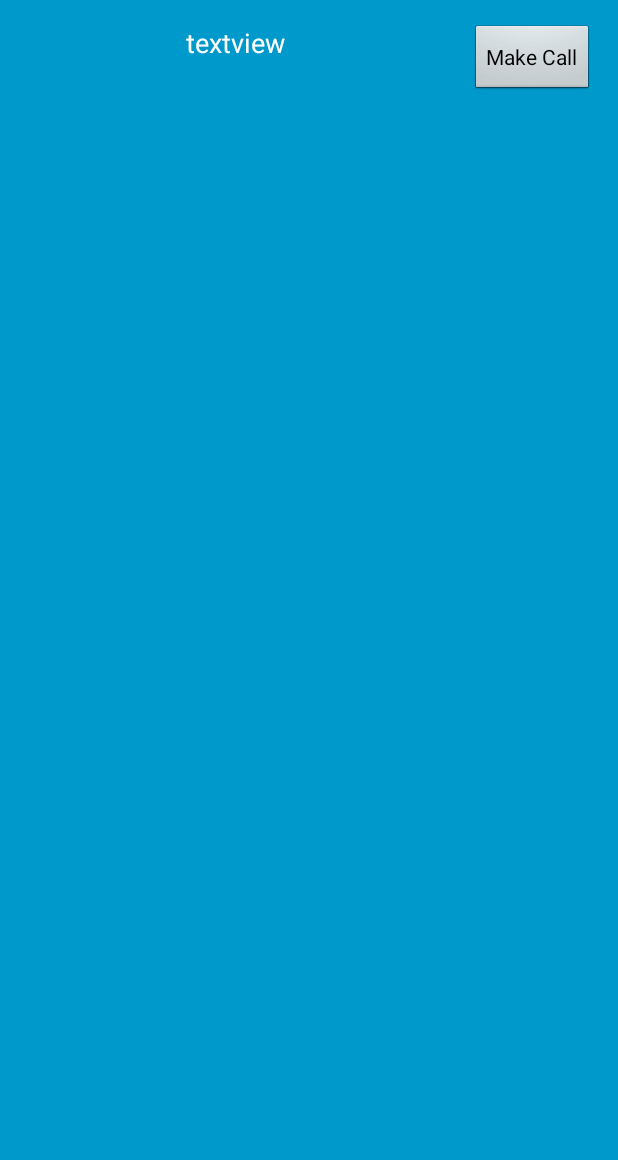
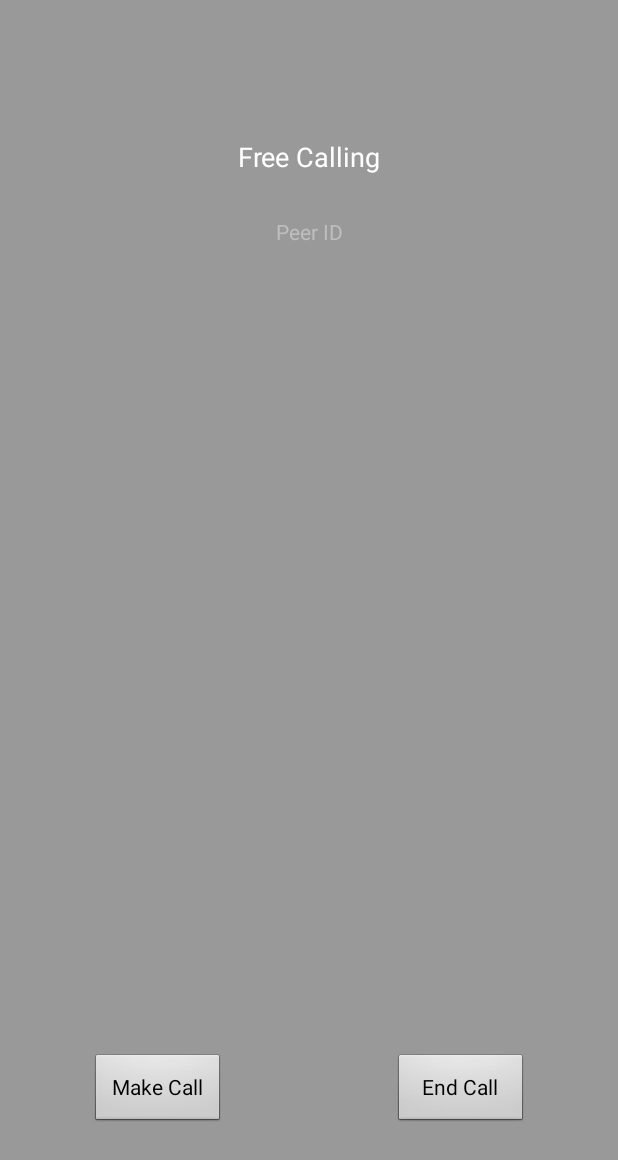
Before and after one commit to longdratech/callAppAndroid, an Android app: the screen it shows after launch (MainActivity), after a tap on "Make Call", on a phone screen of 412 x 824 dp. Shown: the top 1160 px of the screen. Run offline under Robolectric (Android 15) with nearby library versions, the phone set to English and light mode, and no system bars; libraries missing offline, so code that uses them is left out: io.skyway; 12 statements that could not run were skipped.

Commit message:
android 7 ok

```diff
--- a/app/build.gradle
+++ b/app/build.gradle
@@ -5,7 +5,7 @@ android {
     buildToolsVersion "28.0.3"
     defaultConfig {
         applicationId "com.ntt.ecl.webrtc.sample_p2p_call"
-        minSdkVersion 21
+        minSdkVersion 23
         targetSdkVersion 30
         versionCode 1
         versionName "1.0"
--- a/app/src/main/java/com/ntt/ecl/webrtc/sample_p2p_call/CallInterface.java
+++ /dev/null
@@ -1,6 +0,0 @@
-package com.ntt.ecl.webrtc.sample_p2p_call;
-
-public interface CallInterface {
-    void showPeerIDs();
-    void onPeerSelected(String peerId);
-}
--- a/app/src/main/java/com/ntt/ecl/webrtc/sample_p2p_call/Constants.java
+++ b/app/src/main/java/com/ntt/ecl/webrtc/sample_p2p_call/Constants.java
@@ -3,5 +3,4 @@ package com.ntt.ecl.webrtc.sample_p2p_call;
 public class Constants {
     public static final String API_KEY = "ee0baddb-d625-40c3-8623-922676baca85";
     public static final String DOMAIN = "localhost";
-    public static int ACTION_MANAGE_OVERLAY_PERMISSION_REQUEST_CODE = 5469;
 }
--- a/app/src/main/java/com/ntt/ecl/webrtc/sample_p2p_call/MainActivity.java
+++ b/app/src/main/java/com/ntt/ecl/webrtc/sample_p2p_call/MainActivity.java
@@ -102,8 +102,8 @@ public class MainActivity extends Activity {
 
             // Show my ID
             _strOwnId = (String) object;
-            TextView tvOwnId = findViewById(R.id.tvOwnId);
-            tvOwnId.setText(_strOwnId);
+            TextView txtPeerId = findViewById(R.id.txtPeerId);
+            txtPeerId.setText(_strOwnId);
 
             // Request permissions
             if (ContextCompat.checkSelfPermission(activity,
@@ -153,35 +153,19 @@ public class MainActivity extends Activity {
         // Set GUI event listeners
         //
 
-        Button btnAction = findViewById(R.id.btnAction);
-        btnAction.setEnabled(true);
-        btnAction.setOnClickListener(v -> {
-            v.setEnabled(false);
+        Button btnCall = findViewById(R.id.btnCall);
+        Button btnEnd = findViewById(R.id.btnEnd);
+        btnEnd.setOnClickListener(v -> {
+            // Hang up a call
+            _mediaConnection.close(true);
+            _signalingChannel.close(true);
+            _callState = CallState.TERMINATED;
+        });
 
+        btnCall.setOnClickListener(v -> {
             if (CallState.TERMINATED == _callState) {
-
-                // Select remote peer & make a call
                 showPeerIDs();
-            } else if (CallState.CALLING == _callState) {
-
-                // Cancel a call
-                if (null != _signalingChannel) {
-                    _signalingChannel.send("cancel");
-                }
-                _callState = CallState.TERMINATED;
-                updateActionButtonTitle();
-
-            } else {
-
-                // Hang up a call
-                _mediaConnection.close(true);
-                _signalingChannel.close(true);
-                _callState = CallState.TERMINATED;
-                updateActionButtonTitle();
-
             }
-
-            v.setEnabled(true);
         });
     }
 
@@ -216,91 +200,65 @@ public class MainActivity extends Activity {
         }
     }
 
-    @TargetApi(Build.VERSION_CODES.M)
+    @RequiresApi(api = Build.VERSION_CODES.M)
     @Override
     protected void onActivityResult(int requestCode, int resultCode, Intent data) {
         Log.v("App", "OnActivity Result.");
         //check if received result code
         //  is equal our requested code for draw permission
         if (requestCode == REQUEST_CODE) {
-            if (Build.VERSION.SDK_INT >= Build.VERSION_CODES.M) {
-                Settings.canDrawOverlays(this);
-            }
+            Settings.canDrawOverlays(this);
         }
     }
 
     @Override
     protected void onStart() {
         super.onStart();
-
-        // Hide the status bar.
-//        View decorView = getWindow().getDecorView();
-//        decorView.setSystemUiVisibility(View.SYSTEM_UI_FLAG_FULLSCREEN);
-
-        // Disable Sleep and Screen Lock
-//        Window wnd = getWindow();
-//        wnd.addFlags(WindowManager.LayoutParams.FLAG_TURN_SCREEN_ON);
-//        wnd.addFlags(WindowManager.LayoutParams.FLAG_KEEP_SCREEN_ON);
     }
 
     @Override
     protected void onResume() {
         super.onResume();
-
-        // Set volume control stream type to WebRTC audio.
         setVolumeControlStream(AudioManager.STREAM_VOICE_CALL);
     }
 
     @Override
     protected void onPause() {
-        // Set default volume control stream type.
         setVolumeControlStream(AudioManager.USE_DEFAULT_STREAM_TYPE);
         super.onPause();
     }
 
+    @RequiresApi(api = Build.VERSION_CODES.O)
     @Override
     protected void onStop() {
-        // Enable Sleep and Screen Lock
-//        Window wnd = getWindow();
-//        wnd.clearFlags(WindowManager.LayoutParams.FLAG_KEEP_SCREEN_ON);
-//        wnd.clearFlags(WindowManager.LayoutParams.FLAG_TURN_SCREEN_ON);
-        startService(new Intent(this, CallService.class));
+        Intent intent = new Intent(this,CallService.class);
+        startService(intent);
         super.onStop();
     }
 
     @Override
     protected void onDestroy() {
+        Log.d("DDD", "Distroy activity");
         destroyPeer();
         super.onDestroy();
     }
 
-    //
-    // Get a local MediaStream & show it
-    //
     void startLocalStream() {
         Navigator.initialize(_peer);
         MediaConstraints constraints = new MediaConstraints();
         _localStream = Navigator.getUserMedia(constraints);
-
-//        Canvas canvas = (Canvas) findViewById(R.id.svLocalView);
-//        _localStream.addVideoRenderer(canvas,0);
     }
 
-    //
-    // Set callbacks for MediaConnection.MediaEvents
-    //
     void setMediaCallbacks() {
 
         _mediaConnection.on(MediaConnection.MediaEventEnum.STREAM, object -> {
             _remoteStream = (MediaStream) object;
             _callState = CallState.ESTABLISHED;
-            updateActionButtonTitle();
         });
 
         _mediaConnection.on(MediaConnection.MediaEventEnum.CLOSE, object -> {
             _signalingChannel.close(true);
             _callState = CallState.TERMINATED;
-            updateActionButtonTitle();
         });
 
         _mediaConnection.on(MediaConnection.MediaEventEnum.ERROR, object -> {
@@ -310,9 +268,6 @@ public class MainActivity extends Activity {
 
     }
 
-    //
-    // Set callbacks for DataConnection.DataEvents
-    //
     void setSignalingCallbacks() {
         _signalingChannel.on(DataConnection.DataEventEnum.OPEN, object -> {
 
@@ -336,13 +291,11 @@ public class MainActivity extends Activity {
                     closeMediaConnection();
                     _signalingChannel.close(true);
                     _callState = CallState.TERMINATED;
-                    updateActionButtonTitle();
                     break;
                 case "cancel":
                     closeMediaConnection();
                     _signalingChannel.close(true);
                     _callState = CallState.TERMINATED;
-                    updateActionButtonTitle();
                     dismissIncomingCallDialog();
                     break;
             }
@@ -350,9 +303,6 @@ public class MainActivity extends Activity {
 
     }
 
-    //
-    // Clean up objects
-    //
     private void destroyPeer() {
         closeMediaConnection();
         Navigator.terminate();
@@ -370,9 +320,6 @@ public class MainActivity extends Activity {
         }
     }
 
-    //
-    // Unset callbacks for PeerEvents
-    //
     void unsetPeerCallback(Peer peer) {
         if (null == _peer) {
             return;
@@ -386,9 +333,6 @@ public class MainActivity extends Activity {
         peer.on(Peer.PeerEventEnum.ERROR, null);
     }
 
-    //
-    // Unset callbacks for MediaConnection.MediaEvents
-    //
     void unsetMediaCallbacks() {
 
         if (null == _mediaConnection) {
@@ -400,9 +344,6 @@ public class MainActivity extends Activity {
         _mediaConnection.on(MediaConnection.MediaEventEnum.ERROR, null);
     }
 
-    //
-    // Close a MediaConnection
-    //
     void closeMediaConnection() {
         if (null != _mediaConnection) {
             if (_mediaConnection.isOpen()) {
@@ -412,13 +353,6 @@ public class MainActivity extends Activity {
         }
     }
 
-    //
-    // Close a remote MediaStream
-    //
-
-    //
-    // Create a MediaConnection
-    //
     void onPeerSelected(String strPeerId) {
         if (null == _peer) {
             return;
@@ -440,13 +374,8 @@ public class MainActivity extends Activity {
         if (null != _signalingChannel) {
             setSignalingCallbacks();
         }
-
-        updateActionButtonTitle();
     }
 
-    //
-    // Listing all peers
-    //
     void showPeerIDs() {
         if ((null == _peer) || (null == _strOwnId) || (0 == _strOwnId.length())) {
             Toast.makeText(this, "Your PeerID is null or invalid.", Toast.LENGTH_SHORT).show();
@@ -491,27 +420,6 @@ public class MainActivity extends Activity {
 
     }
 
-    //
-    // Update actionButton title
-    //
-    void updateActionButtonTitle() {
-        _handler.post(() -> {
-            Button btnAction = findViewById(R.id.btnAction);
-            if (null != btnAction) {
-                if (CallState.TERMINATED == _callState) {
-                    btnAction.setText("Make Call");
-                } else if (CallState.CALLING == _callState) {
-                    btnAction.setText("Cancel");
-                } else {
-                    btnAction.setText("Hang up");
-                }
-            }
-        });
-    }
-
-    //
-    // Show alert dialog on an incoming call
-    //
     AlertDialog incomingCallDialog;
 
     void showIncomingCallDialog() {
@@ -522,7 +430,6 @@ public class MainActivity extends Activity {
                     _mediaConnection.answer(_localStream);
                     setMediaCallbacks();
                     _callState = CallState.ESTABLISHED;
-                    updateActionButtonTitle();
                 })
                 .setNegativeButton("Reject", (dialogInterface, i) -> {
                     if (null != _signalingChannel) {
@@ -533,9 +440,6 @@ public class MainActivity extends Activity {
                 .show();
     }
 
-    //
-    // Dismiss alert dialog for an incoming call
-    //
     void dismissIncomingCallDialog() {
         if (null != incomingCallDialog) {
             incomingCallDialog.cancel();
--- a/app/src/main/java/com/ntt/ecl/webrtc/sample_p2p_call/MyGroupView.java
+++ b/app/src/main/java/com/ntt/ecl/webrtc/sample_p2p_call/MyGroupView.java
@@ -2,6 +2,7 @@ package com.ntt.ecl.webrtc.sample_p2p_call;
 
 import android.content.Context;
 import android.support.constraint.ConstraintLayout;
+import android.widget.LinearLayout;
 
 public class MyGroupView extends ConstraintLayout {
     public MyGroupView(Context context) {
--- a/app/src/main/res/layout/activity_main.xml
+++ b/app/src/main/res/layout/activity_main.xml
@@ -3,36 +3,50 @@
     xmlns:tools="http://schemas.android.com/tools"
     android:layout_width="match_parent"
     android:layout_height="match_parent"
-    android:background="#0099cc"
+    android:background="#999999"
     tools:context="com.ntt.ecl.webrtc.sample_p2p_call.MainActivity">
-
 
     <TextView
         android:id="@+id/tvOwnId"
         android:layout_width="wrap_content"
         android:layout_height="wrap_content"
-        android:layout_marginStart="16dp"
-        android:layout_marginLeft="16dp"
-        android:layout_marginTop="16dp"
-        android:layout_marginEnd="16dp"
-        android:layout_marginRight="16dp"
-        android:layout_marginBottom="8dp"
-        android:text="textview"
+        android:layout_marginTop="92dp"
+        android:text="Free Calling"
         android:textColor="@android:color/white"
         android:textSize="18sp"
-        app:layout_constraintLeft_toLeftOf="parent"
-        app:layout_constraintRight_toLeftOf="@+id/btnAction"
+        app:layout_constraintEnd_toEndOf="parent"
+        app:layout_constraintStart_toStartOf="parent"
         app:layout_constraintTop_toTopOf="parent" />
 
+
     <Button
-        android:id="@+id/btnAction"
+        android:id="@+id/btnCall"
+        android:layout_width="90dp"
+        android:layout_height="50dp"
+        android:layout_marginStart="60dp"
+        android:layout_marginBottom="72dp"
+        android:text="Make Call"
+        app:layout_constraintBottom_toBottomOf="parent"
+        app:layout_constraintStart_toStartOf="parent" />
+
+    <Button
+        android:id="@+id/btnEnd"
+        android:layout_width="90dp"
+        android:layout_height="50dp"
+        android:layout_marginEnd="60dp"
+        android:layout_marginBottom="72dp"
+        android:text="End Call"
+        app:layout_constraintBottom_toBottomOf="parent"
+        app:layout_constraintEnd_toEndOf="parent" />
+
+    <TextView
+        android:id="@+id/txtPeerId"
         android:layout_width="wrap_content"
         android:layout_height="wrap_content"
-        android:layout_marginTop="16dp"
-        android:layout_marginEnd="16dp"
-        android:layout_marginRight="16dp"
-        android:text="Make Call"
-        app:layout_constraintRight_toRightOf="parent"
-        app:layout_constraintTop_toTopOf="parent" />
+        android:layout_marginTop="28dp"
+        android:text="Peer ID"
+        app:layout_constraintEnd_toEndOf="parent"
+        app:layout_constraintStart_toStartOf="parent"
+        app:layout_constraintTop_toBottomOf="@+id/tvOwnId" />
 
 </android.support.constraint.ConstraintLayout>
```
Also changed, not shown: app/src/main/java/com/ntt/ecl/webrtc/sample_p2p_call/CallService.java (+147 -40 lines), app/src/main/res/layout/activity_incoming_call.xml (+28 -13 lines), 150 other files.
